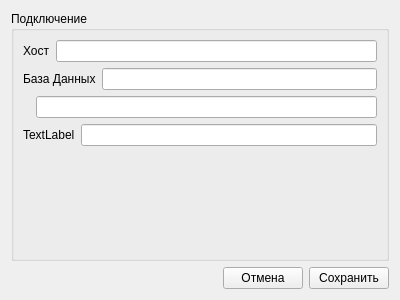
First picture: the form in settingsform.ui, repository Balyaev-D-A/MFDB, before the edit.
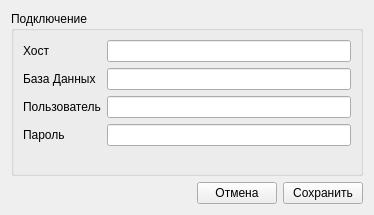
Second picture: the form after the edit.

Patch:
```diff
--- a/settingsform.ui
+++ b/settingsform.ui
@@ -6,8 +6,8 @@
    <rect>
     <x>0</x>
     <y>0</y>
-    <width>400</width>
-    <height>300</height>
+    <width>374</width>
+    <height>215</height>
    </rect>
   </property>
   <property name="windowTitle">
@@ -19,62 +19,48 @@
      <property name="title">
       <string>Подключение</string>
      </property>
-     <layout class="QHBoxLayout" name="horizontalLayout_6">
-      <item>
        <layout class="QVBoxLayout" name="verticalLayout">
         <item>
-         <layout class="QHBoxLayout" name="horizontalLayout_2">
-          <item>
+       <layout class="QFormLayout" name="formLayout">
+        <item row="0" column="0">
            <widget class="QLabel" name="label">
             <property name="text">
              <string>Хост</string>
             </property>
            </widget>
           </item>
-          <item>
-           <widget class="QLineEdit" name="lineEdit"/>
-          </item>
-         </layout>
-        </item>
-        <item>
-         <layout class="QHBoxLayout" name="horizontalLayout_3">
-          <item>
+        <item row="0" column="1">
+         <widget class="QLineEdit" name="hostEdit"/>
+        </item>
+        <item row="1" column="0">
            <widget class="QLabel" name="label_2">
             <property name="text">
              <string>База Данных</string>
             </property>
            </widget>
           </item>
-          <item>
-           <widget class="QLineEdit" name="lineEdit_2"/>
-          </item>
-         </layout>
-        </item>
-        <item>
-         <layout class="QHBoxLayout" name="horizontalLayout_4">
-          <item>
+        <item row="1" column="1">
+         <widget class="QLineEdit" name="databaseEdit"/>
+        </item>
+        <item row="2" column="0">
            <widget class="QLabel" name="label_3">
             <property name="text">
-             <string/>
+           <string>Пользователь</string>
             </property>
            </widget>
           </item>
-          <item>
-           <widget class="QLineEdit" name="lineEdit_3"/>
-          </item>
-         </layout>
-        </item>
-        <item>
-         <layout class="QHBoxLayout" name="horizontalLayout_5">
-          <item>
+        <item row="2" column="1">
+         <widget class="QLineEdit" name="userEdit"/>
+        </item>
+        <item row="3" column="0">
            <widget class="QLabel" name="label_4">
             <property name="text">
-             <string>TextLabel</string>
+           <string>Пароль</string>
             </property>
            </widget>
           </item>
-          <item>
-           <widget class="QLineEdit" name="lineEdit_4"/>
+        <item row="3" column="1">
+         <widget class="QLineEdit" name="passwordEdit"/>
           </item>
          </layout>
         </item>
@@ -86,12 +72,10 @@
           <property name="sizeHint" stdset="0">
            <size>
             <width>20</width>
-            <height>40</height>
+          <height>1</height>
            </size>
           </property>
          </spacer>
-        </item>
-       </layout>
       </item>
      </layout>
     </widget>
```
Left out of the diff: 4 changed lines with no effect on the pictures. Lines whose indentation alone changed are shown as unchanged.
